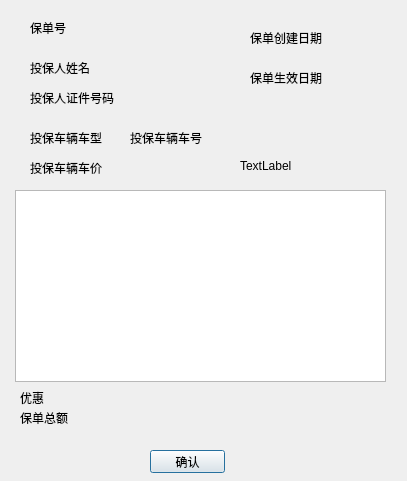
This is detail.ui in xurongchen/CIP as Qt 5 draws it before an edit. The edited form follows.
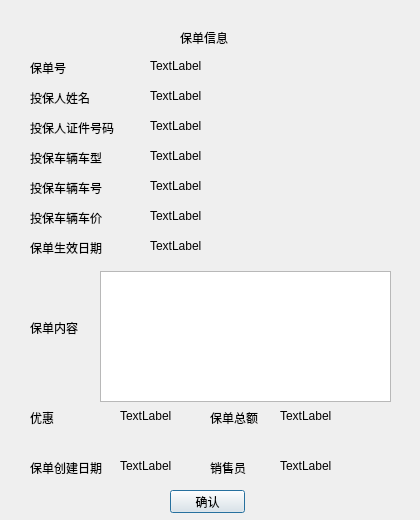
This is the edited form.

```diff
--- a/detail.ui
+++ b/detail.ui
@@ -6,8 +6,8 @@
    <rect>
     <x>0</x>
     <y>0</y>
-    <width>407</width>
-    <height>481</height>
+    <width>420</width>
+    <height>520</height>
    </rect>
   </property>
   <property name="windowTitle">
@@ -16,18 +16,18 @@
   <widget class="QTableView" name="tableView">
    <property name="geometry">
     <rect>
-     <x>15</x>
-     <y>190</y>
-     <width>371</width>
-     <height>192</height>
+     <x>100</x>
+     <y>271</y>
+     <width>291</width>
+     <height>131</height>
     </rect>
    </property>
   </widget>
   <widget class="QPushButton" name="PBOk">
    <property name="geometry">
     <rect>
-     <x>150</x>
-     <y>450</y>
+     <x>170</x>
+     <y>490</y>
      <width>75</width>
      <height>23</height>
     </rect>
@@ -40,7 +40,7 @@
    <property name="geometry">
     <rect>
      <x>30</x>
-     <y>20</y>
+     <y>60</y>
      <width>41</width>
      <height>16</height>
     </rect>
@@ -53,7 +53,7 @@
    <property name="geometry">
     <rect>
      <x>30</x>
-     <y>60</y>
+     <y>90</y>
      <width>61</width>
      <height>16</height>
     </rect>
@@ -66,7 +66,7 @@
    <property name="geometry">
     <rect>
      <x>30</x>
-     <y>90</y>
+     <y>120</y>
      <width>91</width>
      <height>16</height>
     </rect>
@@ -79,7 +79,7 @@
    <property name="geometry">
     <rect>
      <x>30</x>
-     <y>130</y>
+     <y>150</y>
      <width>81</width>
      <height>16</height>
     </rect>
@@ -91,8 +91,8 @@
   <widget class="QLabel" name="label_5">
    <property name="geometry">
     <rect>
-     <x>130</x>
-     <y>130</y>
+     <x>30</x>
+     <y>180</y>
      <width>81</width>
      <height>16</height>
     </rect>
@@ -105,7 +105,7 @@
    <property name="geometry">
     <rect>
      <x>30</x>
-     <y>160</y>
+     <y>210</y>
      <width>81</width>
      <height>16</height>
     </rect>
@@ -117,8 +117,8 @@
   <widget class="QLabel" name="label_7">
    <property name="geometry">
     <rect>
-     <x>250</x>
-     <y>30</y>
+     <x>30</x>
+     <y>460</y>
      <width>81</width>
      <height>16</height>
     </rect>
@@ -130,8 +130,8 @@
   <widget class="QLabel" name="label_8">
    <property name="geometry">
     <rect>
-     <x>250</x>
-     <y>70</y>
+     <x>30</x>
+     <y>240</y>
      <width>81</width>
      <height>16</height>
     </rect>
@@ -143,8 +143,8 @@
   <widget class="QLabel" name="label_9">
    <property name="geometry">
     <rect>
-     <x>20</x>
-     <y>390</y>
+     <x>30</x>
+     <y>410</y>
      <width>31</width>
      <height>16</height>
     </rect>
@@ -156,7 +156,7 @@
   <widget class="QLabel" name="label_10">
    <property name="geometry">
     <rect>
-     <x>20</x>
+     <x>210</x>
      <y>410</y>
      <width>51</width>
      <height>16</height>
@@ -169,8 +169,177 @@
   <widget class="QLabel" name="label_11">
    <property name="geometry">
     <rect>
-     <x>240</x>
-     <y>160</y>
+     <x>210</x>
+     <y>460</y>
+     <width>41</width>
+     <height>16</height>
+    </rect>
+   </property>
+   <property name="text">
+    <string>销售员</string>
+   </property>
+  </widget>
+  <widget class="QLabel" name="label_12">
+   <property name="geometry">
+    <rect>
+     <x>180</x>
+     <y>30</y>
+     <width>51</width>
+     <height>16</height>
+    </rect>
+   </property>
+   <property name="text">
+    <string>保单信息</string>
+   </property>
+  </widget>
+  <widget class="QLabel" name="label_13">
+   <property name="geometry">
+    <rect>
+     <x>30</x>
+     <y>320</y>
+     <width>51</width>
+     <height>16</height>
+    </rect>
+   </property>
+   <property name="text">
+    <string>保单内容</string>
+   </property>
+  </widget>
+  <widget class="QLabel" name="LBPolicyId">
+   <property name="geometry">
+    <rect>
+     <x>150</x>
+     <y>60</y>
+     <width>54</width>
+     <height>12</height>
+    </rect>
+   </property>
+   <property name="text">
+    <string>TextLabel</string>
+   </property>
+  </widget>
+  <widget class="QLabel" name="LBInsured">
+   <property name="geometry">
+    <rect>
+     <x>150</x>
+     <y>90</y>
+     <width>54</width>
+     <height>12</height>
+    </rect>
+   </property>
+   <property name="text">
+    <string>TextLabel</string>
+   </property>
+  </widget>
+  <widget class="QLabel" name="LBInsuredDocument">
+   <property name="geometry">
+    <rect>
+     <x>150</x>
+     <y>120</y>
+     <width>54</width>
+     <height>12</height>
+    </rect>
+   </property>
+   <property name="text">
+    <string>TextLabel</string>
+   </property>
+  </widget>
+  <widget class="QLabel" name="LBCarstyle">
+   <property name="geometry">
+    <rect>
+     <x>150</x>
+     <y>150</y>
+     <width>54</width>
+     <height>12</height>
+    </rect>
+   </property>
+   <property name="text">
+    <string>TextLabel</string>
+   </property>
+  </widget>
+  <widget class="QLabel" name="LBCarNumber">
+   <property name="geometry">
+    <rect>
+     <x>150</x>
+     <y>180</y>
+     <width>54</width>
+     <height>12</height>
+    </rect>
+   </property>
+   <property name="text">
+    <string>TextLabel</string>
+   </property>
+  </widget>
+  <widget class="QLabel" name="LBCarValue">
+   <property name="geometry">
+    <rect>
+     <x>150</x>
+     <y>210</y>
+     <width>54</width>
+     <height>12</height>
+    </rect>
+   </property>
+   <property name="text">
+    <string>TextLabel</string>
+   </property>
+  </widget>
+  <widget class="QLabel" name="LBStarttime">
+   <property name="geometry">
+    <rect>
+     <x>150</x>
+     <y>240</y>
+     <width>54</width>
+     <height>12</height>
+    </rect>
+   </property>
+   <property name="text">
+    <string>TextLabel</string>
+   </property>
+  </widget>
+  <widget class="QLabel" name="LBDiscount">
+   <property name="geometry">
+    <rect>
+     <x>120</x>
+     <y>410</y>
+     <width>54</width>
+     <height>12</height>
+    </rect>
+   </property>
+   <property name="text">
+    <string>TextLabel</string>
+   </property>
+  </widget>
+  <widget class="QLabel" name="LBPolicytime">
+   <property name="geometry">
+    <rect>
+     <x>120</x>
+     <y>460</y>
+     <width>54</width>
+     <height>12</height>
+    </rect>
+   </property>
+   <property name="text">
+    <string>TextLabel</string>
+   </property>
+  </widget>
+  <widget class="QLabel" name="LBCost">
+   <property name="geometry">
+    <rect>
+     <x>280</x>
+     <y>410</y>
+     <width>54</width>
+     <height>12</height>
+    </rect>
+   </property>
+   <property name="text">
+    <string>TextLabel</string>
+   </property>
+  </widget>
+  <widget class="QLabel" name="LBSeller">
+   <property name="geometry">
+    <rect>
+     <x>280</x>
+     <y>460</y>
      <width>54</width>
      <height>12</height>
     </rect>
```
Left out of the diff: 2 changed lines with no effect on the pictures.
